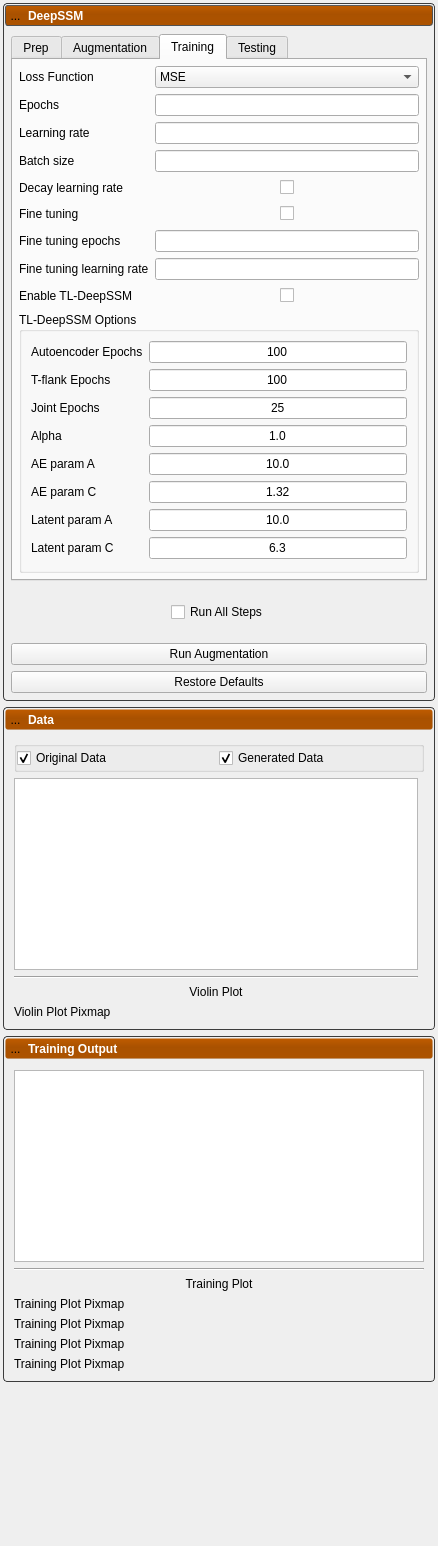
First picture: the form in Studio/DeepSSM/DeepSSMTool.ui, repository SCIInstitute/ShapeWorks, before the edit.
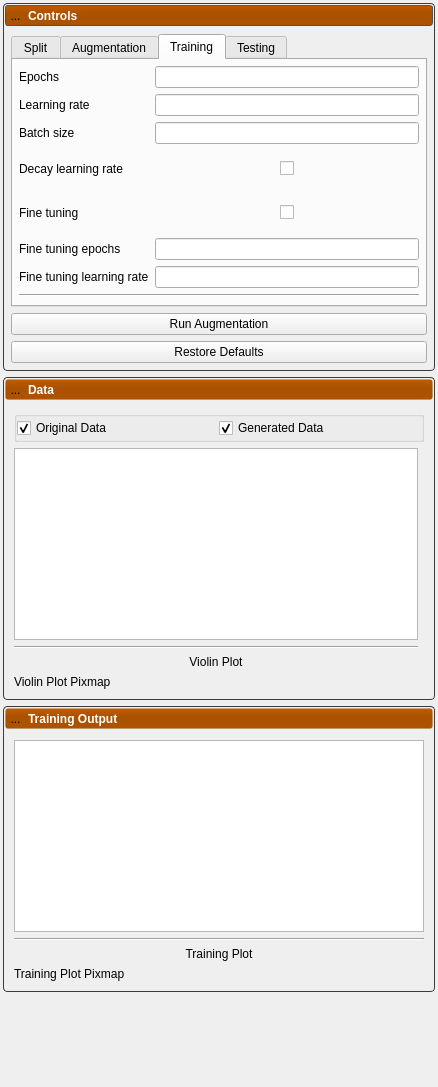
Second picture: the form after the edit. The open tabs and pages were chosen to show the change. Icons and pictures are not drawn.

Commit message: Revert "Studio DeepSSM Phase 2/3"

Diff of the .ui file:
```diff
--- a/Studio/DeepSSM/DeepSSMTool.ui
+++ b/Studio/DeepSSM/DeepSSMTool.ui
@@ -7,7 +7,7 @@
     <x>0</x>
     <y>0</y>
     <width>438</width>
-    <height>1546</height>
+    <height>1087</height>
    </rect>
   </property>
   <property name="windowTitle">
@@ -245,7 +245,7 @@
                <item>
                 <widget class="QLabel" name="controls_label">
                  <property name="text">
-                  <string>DeepSSM</string>
+                  <string>Controls</string>
                  </property>
                 </widget>
                </item>
@@ -294,7 +294,7 @@
             <property name="verticalSpacing">
              <number>6</number>
             </property>
-            <item row="3" column="0">
+            <item row="2" column="0">
              <widget class="QPushButton" name="restore_defaults">
               <property name="minimumSize">
                <size>
@@ -307,80 +307,40 @@
               </property>
              </widget>
             </item>
+            <item row="1" column="0">
+             <widget class="QPushButton" name="run_button">
+              <property name="minimumSize">
+               <size>
+                <width>0</width>
+                <height>22</height>
+               </size>
+              </property>
+              <property name="text">
+               <string>Run Augmentation</string>
+              </property>
+             </widget>
+            </item>
             <item row="0" column="0">
              <widget class="QTabWidget" name="tab_widget">
               <property name="currentIndex">
-               <number>3</number>
+               <number>2</number>
               </property>
               <widget class="QWidget" name="split_tab">
                <attribute name="title">
-                <string>Prep</string>
+                <string>Split</string>
                </attribute>
                <layout class="QGridLayout" name="gridLayout_6">
-                <item row="3" column="1">
-                 <widget class="QWidget" name="widget" native="true">
-                  <layout class="QGridLayout" name="gridLayout_7">
-                   <item row="0" column="3">
-                    <widget class="QLineEdit" name="spacing_y">
-                     <property name="sizePolicy">
-                      <sizepolicy hsizetype="Expanding" vsizetype="Fixed">
-                       <horstretch>0</horstretch>
-                       <verstretch>0</verstretch>
-                      </sizepolicy>
-                     </property>
-                     <property name="alignment">
-                      <set>Qt::AlignCenter</set>
-                     </property>
-                    </widget>
-                   </item>
-                   <item row="0" column="4">
-                    <widget class="QLabel" name="label_21">
-                     <property name="text">
-                      <string>Z</string>
-                     </property>
-                    </widget>
-                   </item>
-                   <item row="0" column="1">
-                    <widget class="QLineEdit" name="spacing_x">
-                     <property name="sizePolicy">
-                      <sizepolicy hsizetype="Expanding" vsizetype="Fixed">
-                       <horstretch>0</horstretch>
-                       <verstretch>0</verstretch>
-                      </sizepolicy>
-                     </property>
-                     <property name="alignment">
-                      <set>Qt::AlignCenter</set>
-                     </property>
-                    </widget>
-                   </item>
-                   <item row="0" column="2">
-                    <widget class="QLabel" name="label_20">
-                     <property name="text">
-                      <string>Y</string>
-                     </property>
-                    </widget>
-                   </item>
-                   <item row="0" column="0">
-                    <widget class="QLabel" name="label_19">
-                     <property name="text">
-                      <string>X</string>
-                     </property>
-                    </widget>
-                   </item>
-                   <item row="0" column="5">
-                    <widget class="QLineEdit" name="spacing_z">
-                     <property name="sizePolicy">
-                      <sizepolicy hsizetype="Expanding" vsizetype="Fixed">
-                       <horstretch>0</horstretch>
-                       <verstretch>0</verstretch>
-                      </sizepolicy>
-                     </property>
-                     <property name="alignment">
-                      <set>Qt::AlignCenter</set>
-                     </property>
-                    </widget>
-                   </item>
-                  </layout>
+                <item row="1" column="0">
+                 <widget class="QLabel" name="label_12">
+                  <property name="sizePolicy">
+                   <sizepolicy hsizetype="Expanding" vsizetype="Preferred">
+                    <horstretch>0</horstretch>
+                    <verstretch>0</verstretch>
+                   </sizepolicy>
+                  </property>
+                  <property name="text">
+                   <string>Validation split</string>
+                  </property>
                  </widget>
                 </item>
                 <item row="0" column="2">
@@ -390,13 +350,6 @@
                   </property>
                  </widget>
                 </item>
-                <item row="3" column="0">
-                 <widget class="QLabel" name="label_18">
-                  <property name="text">
-                   <string>Image Spacing</string>
-                  </property>
-                 </widget>
-                </item>
                 <item row="0" column="0">
                  <widget class="QLabel" name="label_11">
                   <property name="sizePolicy">
@@ -410,19 +363,6 @@
                   </property>
                  </widget>
                 </item>
-                <item row="1" column="0">
-                 <widget class="QLabel" name="label_12">
-                  <property name="sizePolicy">
-                   <sizepolicy hsizetype="Expanding" vsizetype="Preferred">
-                    <horstretch>0</horstretch>
-                    <verstretch>0</verstretch>
-                   </sizepolicy>
-                  </property>
-                  <property name="text">
-                   <string>Validation split</string>
-                  </property>
-                 </widget>
-                </item>
                 <item row="1" column="2">
                  <widget class="QLabel" name="label_15">
                   <property name="text">
@@ -456,40 +396,6 @@
                   </property>
                  </widget>
                 </item>
-                <item row="4" column="0" colspan="3">
-                 <widget class="QTextEdit" name="prep_text_edit">
-                  <property name="readOnly">
-                   <bool>true</bool>
-                  </property>
-                 </widget>
-                </item>
-                <item row="2" column="0">
-                 <widget class="QLabel" name="label_22">
-                  <property name="sizePolicy">
-                   <sizepolicy hsizetype="Expanding" vsizetype="Preferred">
-                    <horstretch>0</horstretch>
-                    <verstretch>0</verstretch>
-                   </sizepolicy>
-                  </property>
-                  <property name="text">
-                   <string>Percent Variability
-Preserved</string>
-                  </property>
-                 </widget>
-                </item>
-                <item row="2" column="1">
-                 <widget class="QLineEdit" name="percent_variability">
-                  <property name="sizePolicy">
-                   <sizepolicy hsizetype="Expanding" vsizetype="Fixed">
-                    <horstretch>0</horstretch>
-                    <verstretch>0</verstretch>
-                   </sizepolicy>
-                  </property>
-                  <property name="alignment">
-                   <set>Qt::AlignCenter</set>
-                  </property>
-                 </widget>
-                </item>
                </layout>
               </widget>
               <widget class="QWidget" name="augmentation_tab">
@@ -509,17 +415,7 @@
                 <property name="bottomMargin">
                  <number>6</number>
                 </property>
-                <item row="0" column="1">
-                 <widget class="QLineEdit" name="num_samples">
-                  <property name="text">
-                   <string>3</string>
-                  </property>
-                  <property name="alignment">
-                   <set>Qt::AlignCenter</set>
-                  </property>
-                 </widget>
-                </item>
-                <item row="1" column="0">
+                <item row="3" column="0">
                  <widget class="QLabel" name="label_4">
                   <property name="text">
                    <string>Sampler Type</string>
@@ -527,6 +423,16 @@
                  </widget>
                 </item>
                 <item row="1" column="1">
+                 <widget class="QLineEdit" name="num_pca_dims">
+                  <property name="text">
+                   <string>3</string>
+                  </property>
+                  <property name="alignment">
+                   <set>Qt::AlignCenter</set>
+                  </property>
+                 </widget>
+                </item>
+                <item row="3" column="1">
                  <widget class="QComboBox" name="sampler_type">
                   <item>
                    <property name="text">
@@ -545,6 +451,41 @@
                   </item>
                  </widget>
                 </item>
+                <item row="2" column="0">
+                 <widget class="QLabel" name="label_3">
+                  <property name="text">
+                   <string>Percent Variability
+Preserved</string>
+                  </property>
+                 </widget>
+                </item>
+                <item row="0" column="1">
+                 <widget class="QLineEdit" name="num_samples">
+                  <property name="text">
+                   <string>3</string>
+                  </property>
+                  <property name="alignment">
+                   <set>Qt::AlignCenter</set>
+                  </property>
+                 </widget>
+                </item>
+                <item row="2" column="1">
+                 <widget class="QLineEdit" name="percent_variability">
+                  <property name="text">
+                   <string>3</string>
+                  </property>
+                  <property name="alignment">
+                   <set>Qt::AlignCenter</set>
+                  </property>
+                 </widget>
+                </item>
+                <item row="1" column="0">
+                 <widget class="QLabel" name="label_2">
+                  <property name="text">
+                   <string>Number of PCA Dimensions</string>
+                  </property>
+                 </widget>
+                </item>
                 <item row="0" column="0">
                  <widget class="QLabel" name="label">
                   <property name="text">
@@ -571,63 +512,64 @@
                 <property name="bottomMargin">
                  <number>6</number>
                 </property>
-                <item row="3" column="0">
+                <item row="0" column="1">
+                 <widget class="QLineEdit" name="training_epochs">
+                  <property name="alignment">
+                   <set>Qt::AlignCenter</set>
+                  </property>
+                 </widget>
+                </item>
+                <item row="5" column="1">
+                 <widget class="QLineEdit" name="training_fine_tuning_epochs">
+                  <property name="alignment">
+                   <set>Qt::AlignCenter</set>
+                  </property>
+                 </widget>
+                </item>
+                <item row="0" column="0">
+                 <widget class="QLabel" name="label_6">
+                  <property name="text">
+                   <string>Epochs</string>
+                  </property>
+                 </widget>
+                </item>
+                <item row="2" column="0">
                  <widget class="QLabel" name="label_13">
                   <property name="text">
                    <string>Batch size</string>
                   </property>
                  </widget>
                 </item>
-                <item row="0" column="1">
-                 <widget class="QComboBox" name="loss_function">
-                  <item>
-                   <property name="text">
-                    <string>MSE</string>
-                   </property>
-                  </item>
-                  <item>
-                   <property name="text">
-                    <string>Focal</string>
-                   </property>
-                  </item>
-                 </widget>
-                </item>
-                <item row="7" column="1">
-                 <widget class="QLineEdit" name="training_fine_tuning_learning_rate">
+                <item row="1" column="1">
+                 <widget class="QLineEdit" name="training_learning_rate">
                   <property name="alignment">
                    <set>Qt::AlignCenter</set>
                   </property>
                  </widget>
                 </item>
-                <item row="8" column="0">
-                 <widget class="QLabel" name="label_24">
-                  <property name="sizePolicy">
-                   <sizepolicy hsizetype="Preferred" vsizetype="Fixed">
-                    <horstretch>0</horstretch>
-                    <verstretch>0</verstretch>
-                   </sizepolicy>
-                  </property>
-                  <property name="text">
-                   <string>Enable TL-DeepSSM</string>
+                <item row="7" column="0" colspan="2">
+                 <widget class="Line" name="line_3">
+                  <property name="orientation">
+                   <enum>Qt::Horizontal</enum>
                   </property>
                  </widget>
                 </item>
-                <item row="6" column="0">
+                <item row="5" column="0">
                  <widget class="QLabel" name="label_16">
                   <property name="text">
                    <string>Fine tuning epochs</string>
                   </property>
                  </widget>
                 </item>
-                <item row="2" column="1">
-                 <widget class="QLineEdit" name="training_learning_rate">
-                  <property name="alignment">
-                   <set>Qt::AlignCenter</set>
+                <item row="1" column="0">
+                 <widget class="QLabel" name="label_7">
+                  <property name="text">
+                   <string>Learning rate</string>
                   </property>
                  </widget>
                 </item>
                 <item row="4" column="0">
-                 <widget class="QLabel" name="label_8">
+                 <widget class="QLabel" name="label_9">
                   <property name="sizePolicy">
                    <sizepolicy hsizetype="Preferred" vsizetype="Fixed">
                     <horstretch>0</horstretch>
@@ -635,153 +577,11 @@
                    </sizepolicy>
                   </property>
                   <property name="text">
-                   <string>Decay learning rate</string>
+                   <string>Fine tuning</string>
                   </property>
                  </widget>
                 </item>
                 <item row="4" column="1">
-                 <widget class="QWidget" name="decay_widget" native="true">
-                  <property name="sizePolicy">
-                   <sizepolicy hsizetype="Preferred" vsizetype="Fixed">
-                    <horstretch>0</horstretch>
-                    <verstretch>0</verstretch>
-                   </sizepolicy>
-                  </property>
-                  <layout class="QGridLayout" name="gridLayout_3">
-                   <property name="leftMargin">
-                    <number>0</number>
-                   </property>
-                   <property name="topMargin">
-                    <number>0</number>
-                   </property>
-                   <property name="rightMargin">
-                    <number>0</number>
-                   </property>
-                   <property name="bottomMargin">
-                    <number>0</number>
-                   </property>
-                   <item row="1" column="0">
-                    <spacer name="horizontalSpacer">
-                     <property name="orientation">
-                      <enum>Qt::Horizontal</enum>
-                     </property>
-                     <property name="sizeHint" stdset="0">
-                      <size>
-                       <width>40</width>
-                       <height>20</height>
-                      </size>
-                     </property>
-                    </spacer>
-                   </item>
-                   <item row="1" column="1">
-                    <widget class="QCheckBox" name="training_decay_learning">
-                     <property name="text">
-                      <string/>
-                     </property>
-                    </widget>
-                   </item>
-                   <item row="1" column="2">
-                    <spacer name="horizontalSpacer_2">
-                     <property name="orientation">
-                      <enum>Qt::Horizontal</enum>
-                     </property>
-                     <property name="sizeHint" stdset="0">
-                      <size>
-                       <width>40</width>
-                       <height>20</height>
-                      </size>
-                     </property>
-                    </spacer>
-                   </item>
-                  </layout>
-                 </widget>
-                </item>
-                <item row="3" column="1">
-                 <widget class="QLineEdit" name="training_batch_size">
-                  <property name="alignment">
-                   <set>Qt::AlignCenter</set>
-                  </property>
-                 </widget>
-                </item>
-                <item row="1" column="1">
-                 <widget class="QLineEdit" name="training_epochs">
-                  <property name="alignment">
-                   <set>Qt::AlignCenter</set>
-                  </property>
-                 </widget>
-                </item>
-                <item row="6" column="1">
-                 <widget class="QLineEdit" name="training_fine_tuning_epochs">
-                  <property name="alignment">
-                   <set>Qt::AlignCenter</set>
-                  </property>
-                 </widget>
-                </item>
-                <item row="8" column="1">
-                 <widget class="QWidget" name="decay_widget_3" native="true">
-                  <property name="sizePolicy">
-                   <sizepolicy hsizetype="Preferred" vsizetype="Fixed">
-                    <horstretch>0</horstretch>
-                    <verstretch>0</verstretch>
-                   </sizepolicy>
-                  </property>
-                  <layout class="QGridLayout" name="gridLayout_8">
-                   <property name="leftMargin">
-                    <number>0</number>
-                   </property>
-                   <property name="topMargin">
-                    <number>0</number>
-                   </property>
-                   <property name="rightMargin">
-                    <number>0</number>
-                   </property>
-                   <property name="bottomMargin">
-                    <number>0</number>
-                   </property>
-                   <item row="1" column="0">
-                    <spacer name="horizontalSpacer_7">
-                     <property name="orientation">
-                      <enum>Qt::Horizontal</enum>
-                     </property>
-                     <property name="sizeHint" stdset="0">
-                      <size>
-                       <width>40</width>
-                       <height>20</height>
-                      </size>
-                     </property>
-                    </spacer>
-                   </item>
-                   <item row="1" column="1">
-                    <widget class="QCheckBox" name="tl_net_enabled">
-                     <property name="text">
-                      <string/>
-                     </property>
-                    </widget>
-                   </item>
-                   <item row="1" column="2">
-                    <spacer name="horizontalSpacer_8">
-                     <property name="orientation">
-                      <enum>Qt::Horizontal</enum>
-                     </property>
-                     <property name="sizeHint" stdset="0">
-                      <size>
-                       <width>40</width>
-                       <height>20</height>
-                      </size>
-                     </property>
-                    </spacer>
-                   </item>
-                  </layout>
-                 </widget>
-                </item>
-                <item row="1" column="0">
-                 <widget class="QLabel" name="label_6">
-                  <property name="text">
-                   <string>Epochs</string>
-                  </property>
-                 </widget>
-                </item>
-                <item row="5" column="1">
                  <widget class="QWidget" name="decay_widget_2" native="true">
                   <property name="sizePolicy">
                    <sizepolicy hsizetype="Preferred" vsizetype="Fixed">
@@ -790,18 +590,6 @@
                    </sizepolicy>
                   </property>
                   <layout class="QGridLayout" name="gridLayout_5">
-                   <property name="leftMargin">
-                    <number>0</number>
-                   </property>
-                   <property name="topMargin">
-                    <number>0</number>
-                   </property>
-                   <property name="rightMargin">
-                    <number>0</number>
-                   </property>
-                   <property name="bottomMargin">
-                    <number>0</number>
-                   </property>
                    <item row="1" column="0">
                     <spacer name="horizontalSpacer_3">
                      <property name="orientation">
@@ -838,239 +626,85 @@
                   </layout>
                  </widget>
                 </item>
-                <item row="0" column="0">
-                 <widget class="QLabel" name="label_23">
+                <item row="2" column="1">
+                 <widget class="QLineEdit" name="training_batch_size">
+                  <property name="alignment">
+                   <set>Qt::AlignCenter</set>
+                  </property>
+                 </widget>
+                </item>
+                <item row="3" column="1">
+                 <widget class="QWidget" name="decay_widget" native="true">
+                  <property name="sizePolicy">
+                   <sizepolicy hsizetype="Preferred" vsizetype="Fixed">
+                    <horstretch>0</horstretch>
+                    <verstretch>0</verstretch>
+                   </sizepolicy>
+                  </property>
+                  <layout class="QGridLayout" name="gridLayout_3">
+                   <item row="1" column="0">
+                    <spacer name="horizontalSpacer">
+                     <property name="orientation">
+                      <enum>Qt::Horizontal</enum>
+                     </property>
+                     <property name="sizeHint" stdset="0">
+                      <size>
+                       <width>40</width>
+                       <height>20</height>
+                      </size>
+                     </property>
+                    </spacer>
+                   </item>
+                   <item row="1" column="1">
+                    <widget class="QCheckBox" name="training_decay_learning">
+                     <property name="text">
+                      <string/>
+                     </property>
+                    </widget>
+                   </item>
+                   <item row="1" column="2">
+                    <spacer name="horizontalSpacer_2">
+                     <property name="orientation">
+                      <enum>Qt::Horizontal</enum>
+                     </property>
+                     <property name="sizeHint" stdset="0">
+                      <size>
+                       <width>40</width>
+                       <height>20</height>
+                      </size>
+                     </property>
+                    </spacer>
+                   </item>
+                  </layout>
+                 </widget>
+                </item>
+                <item row="3" column="0">
+                 <widget class="QLabel" name="label_8">
+                  <property name="sizePolicy">
+                   <sizepolicy hsizetype="Preferred" vsizetype="Fixed">
+                    <horstretch>0</horstretch>
+                    <verstretch>0</verstretch>
+                   </sizepolicy>
+                  </property>
                   <property name="text">
-                   <string>Loss Function</string>
+                   <string>Decay learning rate</string>
                   </property>
                  </widget>
                 </item>
-                <item row="7" column="0">
+                <item row="6" column="0">
                  <widget class="QLabel" name="label_17">
                   <property name="text">
                    <string>Fine tuning learning rate</string>
                   </property>
                  </widget>
                 </item>
-                <item row="2" column="0">
-                 <widget class="QLabel" name="label_7">
-                  <property name="text">
-                   <string>Learning rate</string>
+                <item row="6" column="1">
+                 <widget class="QLineEdit" name="training_fine_tuning_learning_rate">
+                  <property name="alignment">
+                   <set>Qt::AlignCenter</set>
                   </property>
                  </widget>
                 </item>
-                <item row="5" column="0">
-                 <widget class="QLabel" name="label_9">
-                  <property name="sizePolicy">
-                   <sizepolicy hsizetype="Preferred" vsizetype="Fixed">
-                    <horstretch>0</horstretch>
-                    <verstretch>0</verstretch>
-                   </sizepolicy>
-                  </property>
-                  <property name="text">
-                   <string>Fine tuning</string>
-                  </property>
-                 </widget>
-                </item>
-                <item row="9" column="0" colspan="2">
-                 <widget class="QGroupBox" name="tl_net_options">
-                  <property name="minimumSize">
-                   <size>
-                    <width>0</width>
-                    <height>50</height>
-                   </size>
-                  </property>
-                  <property name="title">
-                   <string>TL-DeepSSM Options</string>
-                  </property>
-                  <layout class="QGridLayout" name="gridLayout_11">
-                   <item row="5" column="0">
-                    <widget class="QLabel" name="label_29">
-                     <property name="sizePolicy">
-                      <sizepolicy hsizetype="Preferred" vsizetype="Fixed">
-                       <horstretch>0</horstretch>
-                       <verstretch>0</verstretch>
-                      </sizepolicy>
-                     </property>
-                     <property name="text">
-                      <string>AE param C</string>
-                     </property>
-                    </widget>
-                   </item>
-                   <item row="1" column="1">
-                    <widget class="QLineEdit" name="tl_tf_epochs">
-                     <property name="text">
-                      <string>100</string>
-                     </property>
-                     <property name="alignment">
-                      <set>Qt::AlignCenter</set>
-                     </property>
-                    </widget>
-                   </item>
-                   <item row="1" column="0">
-                    <widget class="QLabel" name="label_26">
-                     <property name="sizePolicy">
-                      <sizepolicy hsizetype="Preferred" vsizetype="Fixed">
-                       <horstretch>0</horstretch>
-                       <verstretch>0</verstretch>
-                      </sizepolicy>
-                     </property>
-                     <property name="text">
-                      <string>T-flank Epochs</string>
-                     </property>
-                    </widget>
-                   </item>
-                   <item row="4" column="1">
-                    <widget class="QLineEdit" name="tl_ae_a">
-                     <property name="text">
-                      <string>10.0</string>
-                     </property>
-                     <property name="alignment">
-                      <set>Qt::AlignCenter</set>
-                     </property>
-                    </widget>
-                   </item>
-                   <item row="2" column="0">
-                    <widget class="QLabel" name="label_27">
-                     <property name="sizePolicy">
-                      <sizepolicy hsizetype="Preferred" vsizetype="Fixed">
-                       <horstretch>0</horstretch>
-                       <verstretch>0</verstretch>
-                      </sizepolicy>
-                     </property>
-                     <property name="text">
-                      <string>Joint Epochs</string>
-                     </property>
-                    </widget>
-                   </item>
-                   <item row="6" column="0">
-                    <widget class="QLabel" name="label_30">
-                     <property name="sizePolicy">
-                      <sizepolicy hsizetype="Preferred" vsizetype="Fixed">
-                       <horstretch>0</horstretch>
-                       <verstretch>0</verstretch>
-                      </sizepolicy>
-                     </property>
-                     <property name="text">
-                      <string>Latent param A</string>
-                     </property>
-                    </widget>
-                   </item>
-                   <item row="0" column="0">
-                    <widget class="QLabel" name="label_25">
-                     <property name="sizePolicy">
-                      <sizepolicy hsizetype="Preferred" vsizetype="Fixed">
-                       <horstretch>0</horstretch>
-                       <verstretch>0</verstretch>
-                      </sizepolicy>
-                     </property>
-                     <property name="text">
-                      <string>Autoencoder Epochs</string>
-                     </property>
-                    </widget>
-                   </item>
-                   <item row="6" column="1">
-                    <widget class="QLineEdit" name="tl_lat_a">
-                     <property name="text">
-                      <string>10.0</string>
-                     </property>
-                     <property name="alignment">
-                      <set>Qt::AlignCenter</set>
-                     </property>
-                    </widget>
-                   </item>
-                   <item row="4" column="0">
-                    <widget class="QLabel" name="label_28">
-                     <property name="sizePolicy">
-                      <sizepolicy hsizetype="Preferred" vsizetype="Fixed">
-                       <horstretch>0</horstretch>
-                       <verstretch>0</verstretch>
-                      </sizepolicy>
-                     </property>
-                     <property name="text">
-                      <string>AE param A</string>
-                     </property>
-                    </widget>
-                   </item>
-                   <item row="5" column="1">
-                    <widget class="QLineEdit" name="tl_ae_c">
-                     <property name="text">
-                      <string>1.32</string>
-                     </property>
-                     <property name="alignment">
-                      <set>Qt::AlignCenter</set>
-                     </property>
-                    </widget>
-                   </item>
-                   <item row="2" column="1">
-                    <widget class="QLineEdit" name="tl_joint_epochs">
-                     <property name="text">
-                      <string>25</string>
-                     </property>
-                     <property name="alignment">
-                      <set>Qt::AlignCenter</set>
-                     </property>
-                    </widget>
-                   </item>
-                   <item row="7" column="0">
-                    <widget class="QLabel" name="label_31">
-                     <property name="sizePolicy">
-                      <sizepolicy hsizetype="Preferred" vsizetype="Fixed">
-                       <horstretch>0</horstretch>
-                       <verstretch>0</verstretch>
-                      </sizepolicy>
-                     </property>
-                     <property name="text">
-                      <string>Latent param C</string>
-                     </property>
-                    </widget>
-                   </item>
-                   <item row="7" column="1">
-                    <widget class="QLineEdit" name="tl_lat_c">
-                     <property name="text">
-                      <string>6.3</string>
-                     </property>
-                     <property name="alignment">
-                      <set>Qt::AlignCenter</set>
-                     </property>
-                    </widget>
-                   </item>
-                   <item row="3" column="0">
-                    <widget class="QLabel" name="label_32">
-                     <property name="sizePolicy">
-                      <sizepolicy hsizetype="Preferred" vsizetype="Fixed">
-                       <horstretch>0</horstretch>
-                       <verstretch>0</verstretch>
-                      </sizepolicy>
-                     </property>
-                     <property name="text">
-                      <string>Alpha</string>
-                     </property>
-                    </widget>
-                   </item>
-                   <item row="0" column="1">
-                    <widget class="QLineEdit" name="tl_ae_epochs">
-                     <property name="text">
-                      <string>100</string>
-                     </property>
-                     <property name="alignment">
-                      <set>Qt::AlignCenter</set>
-                     </property>
-                    </widget>
-                   </item>
-                   <item row="3" column="1">
-                    <widget class="QLineEdit" name="tl_alpha">
-                     <property name="text">
-                      <string>1.0</string>
-                     </property>
-                     <property name="alignment">
-                      <set>Qt::AlignCenter</set>
-                     </property>
-                    </widget>
-                   </item>
-                  </layout>
-                 </widget>
-                </item>
                </layout>
               </widget>
               <widget class="QWidget" name="testing_tab">
@@ -1091,67 +725,6 @@
               </widget>
              </widget>
             </item>
-            <item row="1" column="0">
-             <widget class="QWidget" name="widget_3" native="true">
-              <property name="minimumSize">
-               <size>
-                <width>0</width>
-                <height>50</height>
-               </size>
-              </property>
-              <layout class="QGridLayout" name="gridLayout_9">
-               <item row="0" column="0">
-                <spacer name="horizontalSpacer_5">
-                 <property name="orientation">
-                  <enum>Qt::Horizontal</enum>
-                 </property>
-                 <property name="sizeHint" stdset="0">
-                  <size>
-                   <width>40</width>
-                   <height>20</height>
-                  </size>
-                 </property>
-                </spacer>
-               </item>
-               <item row="0" column="1">
-                <widget class="QCheckBox" name="run_all">
-                 <property name="toolTip">
-                  <string>Run Prep, Augmentation, Training and Testing Steps</string>
-                 </property>
-                 <property name="text">
-                  <string>Run All Steps</string>
-                 </property>
-                </widget>
-               </item>
-               <item row="0" column="2">
-                <spacer name="horizontalSpacer_6">
-                 <property name="orientation">
-                  <enum>Qt::Horizontal</enum>
-                 </property>
-                 <property name="sizeHint" stdset="0">
-                  <size>
-                   <width>40</width>
-                   <height>20</height>
-                  </size>
-                 </property>
-                </spacer>
-               </item>
-              </layout>
-             </widget>
-            </item>
-            <item row="2" column="0">
-             <widget class="QPushButton" name="run_button">
-              <property name="minimumSize">
-               <size>
-                <width>0</width>
-                <height>22</height>
-               </size>
-              </property>
-              <property name="text">
-               <string>Run Augmentation</string>
-              </property>
-             </widget>
-            </item>
            </layout>
           </widget>
          </item>
@@ -1478,23 +1051,6 @@
            </property>
           </widget>
          </item>
-         <item row="0" column="0">
-          <widget class="QTableWidget" name="training_table"/>
-         </item>
-         <item row="5" column="0">
-          <widget class="QLabel" name="training_plot_3">
-           <property name="text">
-            <string>Training Plot Pixmap</string>
-           </property>
-          </widget>
-         </item>
-         <item row="4" column="0">
-          <widget class="QLabel" name="training_plot_2">
-           <property name="text">
-            <string>Training Plot Pixmap</string>
-           </property>
-          </widget>
-         </item>
          <item row="3" column="0">
           <widget class="QLabel" name="training_plot">
            <property name="text">
@@ -1509,12 +1065,8 @@
            </property>
           </widget>
          </item>
-         <item row="6" column="0">
-          <widget class="QLabel" name="training_plot_4">
-           <property name="text">
-            <string>Training Plot Pixmap</string>
-           </property>
-          </widget>
+         <item row="0" column="0">
+          <widget class="QTableWidget" name="training_table"/>
          </item>
         </layout>
        </widget>
```
Left out of the diff: 41 changed lines with no effect on the pictures. The commit also changes 98 other files.
